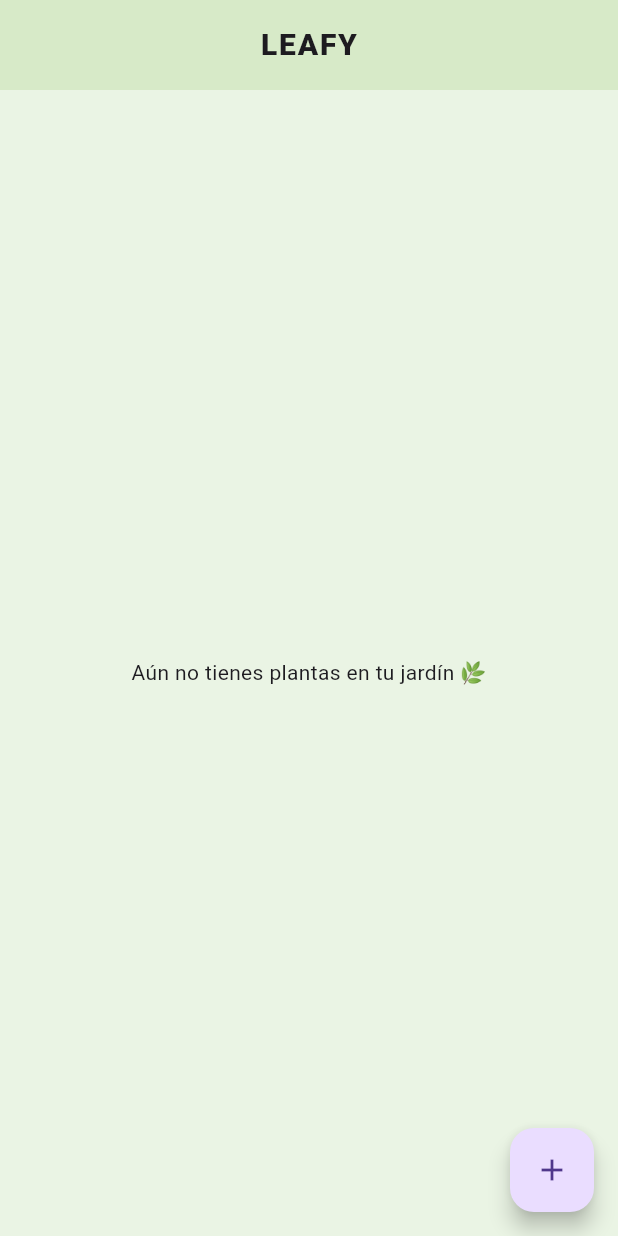
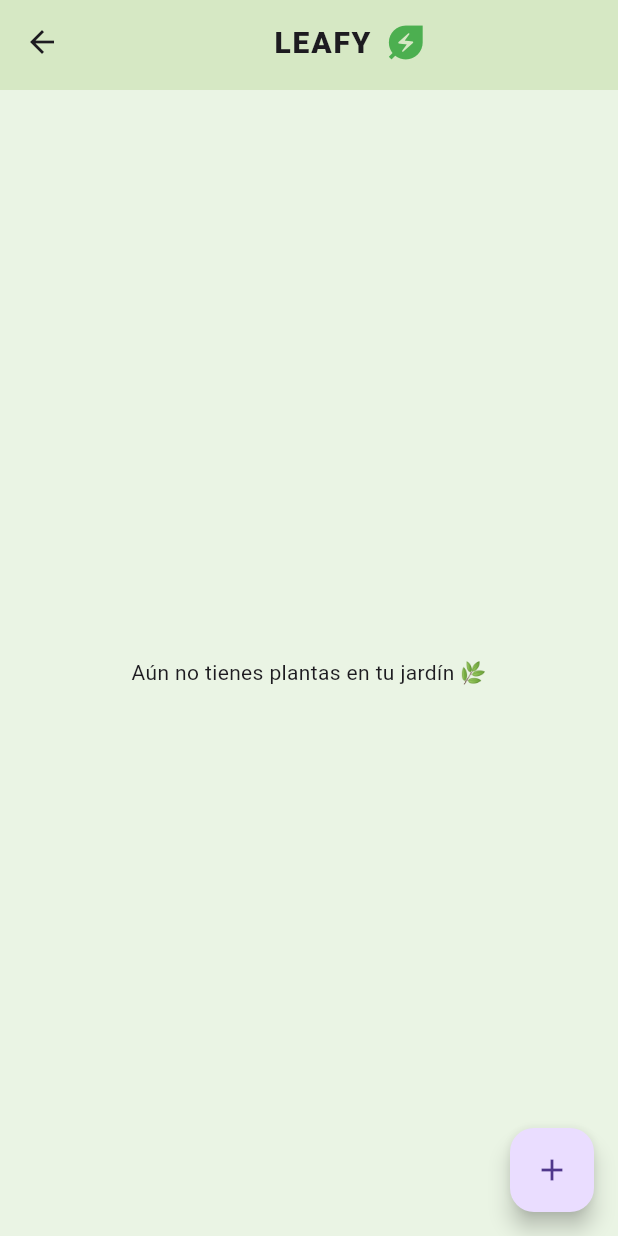
Before and after one commit to mrami8/leafy_app_flutter, a Flutter app: the PlantsScreen screen opened directly, on a phone screen of 412 x 824 dp. Run offline on Flutter 3.47's test engine with Material 3 defaults, Android fonts, the phone set to English and light mode, and no system bars; our stand-ins replace image_picker, supabase_flutter, table_calendar; accounts and stored records are empty.

Commit message:
Plants-profile-search-LeafyChangeLogo

```diff
--- a/lib/screens/plants_screen.dart
+++ b/lib/screens/plants_screen.dart
@@ -43,8 +43,7 @@ class _PlantsScreenState extends State<PlantsScreen> {
 
     showDialog(
       context: context,
-      builder:
-          (_) => AlertDialog(
+      builder: (_) => AlertDialog(
         title: const Text('Añadir nueva planta'),
         content: TextField(
           controller: controller,
@@ -105,18 +104,16 @@ class _PlantsScreenState extends State<PlantsScreen> {
         child: const Icon(Icons.add),
       ),
 
-      body: Column(
+      appBar: PreferredSize(
+        preferredSize: const Size.fromHeight(60),
+        child: AppBar(
+          backgroundColor: const Color(0xFFD6E8C4),
+          centerTitle: true,
+          elevation: 0,
+          title: Row(
+            mainAxisAlignment: MainAxisAlignment.center,
             children: [
-          // Barra superior con título
-          Container(
-            height: 60,
-            width: double.infinity,
-            color: const Color(0xFFD7EAC8),
-            padding: const EdgeInsets.symmetric(horizontal: 8),
-            child: const Row(
-              children: [
-                Spacer(),
-                Text(
+              const Text(
                 "LEAFY",
                 style: TextStyle(
                   fontWeight: FontWeight.w800,
@@ -124,17 +121,24 @@ class _PlantsScreenState extends State<PlantsScreen> {
                   letterSpacing: 1.2,
                 ),
               ),
-                Spacer(),
+              const SizedBox(width: 8), // Espacio entre el nombre y el ícono
+              const Icon(
+                Icons.energy_savings_leaf, // Ícono de hoja
+                color: Colors.green,
+                size: 30,
+              ),
             ],
           ),
         ),
+      ),
 
+      body: Column(
+        children: [
           const SizedBox(height: 12),
 
           // Contenido de la pantalla
           Expanded(
-            child:
-                isLoading
+            child: isLoading
                 ? const Center(
                     child: CircularProgressIndicator(),
                   ) // Indicador de carga
@@ -167,8 +171,7 @@ class _PlantsScreenState extends State<PlantsScreen> {
                                   Navigator.push(
                                     context,
                                     MaterialPageRoute(
-                                    builder:
-                                        (_) => PlantGrowthPage(
+                                      builder: (_) => PlantGrowthPage(
                                         jardinId: jardinItem['id'],
                                       ),
                                     ),
@@ -179,8 +182,7 @@ class _PlantsScreenState extends State<PlantsScreen> {
                                     Expanded(
                                       child: ClipRRect(
                                         borderRadius: BorderRadius.circular(10),
-                                      child:
-                                          imagen != null &&
+                                        child: imagen != null &&
                                                 imagen.toString().isNotEmpty
                                             ? Image.network(
                                                 imagen,
@@ -228,8 +230,7 @@ class _PlantsScreenState extends State<PlantsScreen> {
                                     onPressed: () async {
                                       final confirm = await showDialog<bool>(
                                         context: context,
-                                      builder:
-                                          (_) => AlertDialog(
+                                        builder: (_) => AlertDialog(
                                           title: const Text(
                                             '¿Eliminar planta?',
                                           ),
@@ -238,19 +239,15 @@ class _PlantsScreenState extends State<PlantsScreen> {
                                           ),
                                           actions: [
                                             TextButton(
-                                                onPressed:
-                                                    () => Navigator.pop(
-                                                      context,
-                                                      false,
-                                                    ),
+                                              onPressed: () =>
+                                                  Navigator.pop(
+                                                      context, false),
                                               child: const Text('Cancelar'),
                                             ),
                                             TextButton(
-                                                onPressed:
-                                                    () => Navigator.pop(
-                                                      context,
-                                                      true,
-                                                    ),
+                                              onPressed: () =>
+                                                  Navigator.pop(
+                                                      context, true),
                                               child: const Text('Eliminar'),
                                             ),
                                           ],
@@ -258,7 +255,8 @@ class _PlantsScreenState extends State<PlantsScreen> {
                                       );
 
                                       if (confirm == true) {
-                                      await eliminarJardin(jardinItem['id']);
+                                        await eliminarJardin(
+                                            jardinItem['id']);
                                         if (context.mounted) {
                                           ScaffoldMessenger.of(
                                             context,
--- a/pubspec.yaml
+++ b/pubspec.yaml
@@ -15,6 +15,7 @@ dependencies:
   image_picker: ^1.0.4
   uuid: ^4.0.0
 
+
 dev_dependencies:
   flutter_test:
     sdk: flutter
```
Also changed, not shown: lib/screens/profile_screen.dart (+14 -3 lines), lib/screens/search_screen.dart (+14 -6 lines). Lines whose indentation alone changed are shown as unchanged.
